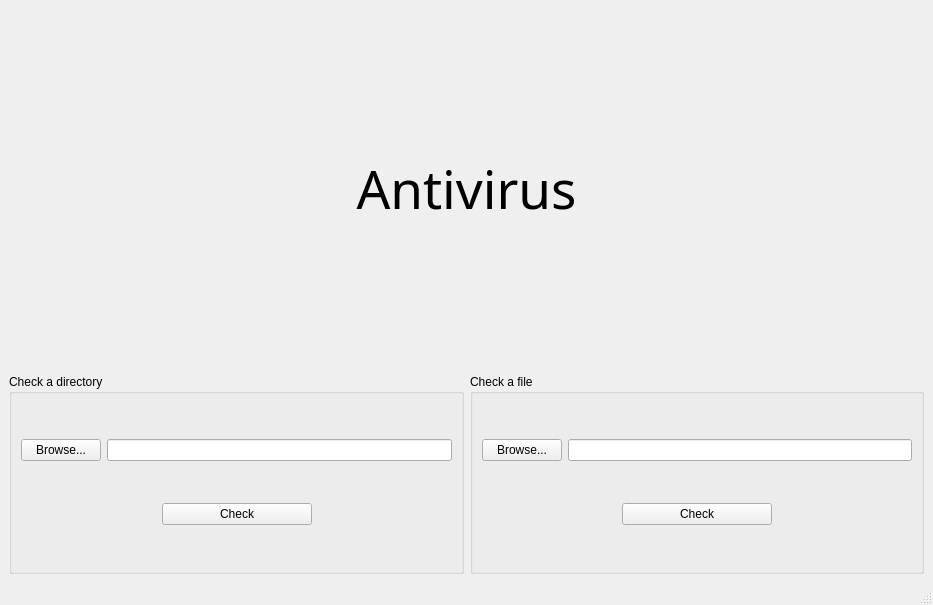
The window that antiviruswindow.ui (MURAD-CBRG/3V1L_4NT1V1RUS) describes before a commit, drawn with Qt 5.
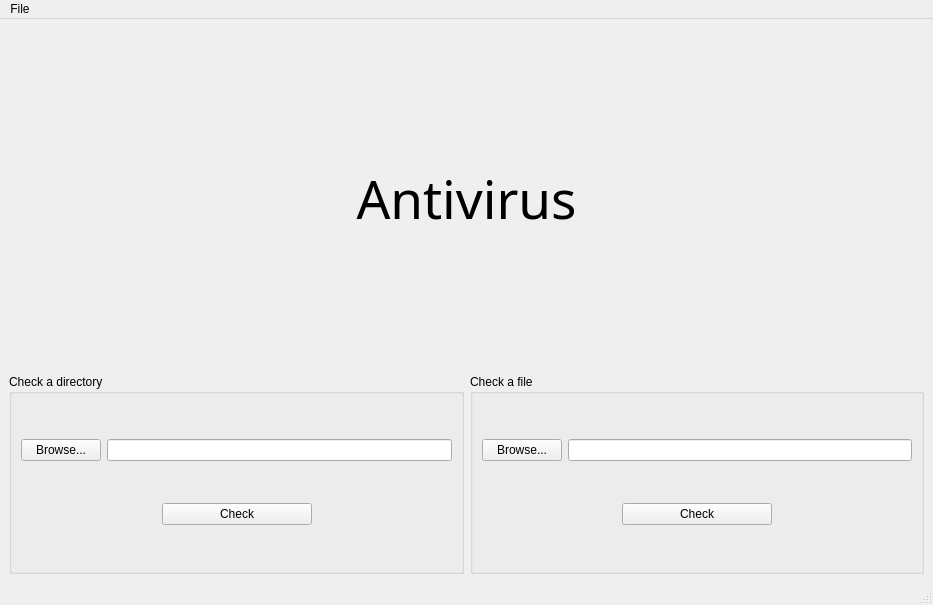
The same window after the commit. Icons and pictures are not drawn.

```diff
--- a/antiviruswindow.ui
+++ b/antiviruswindow.ui
@@ -231,6 +231,13 @@
      <height>25</height>
     </rect>
    </property>
+   <widget class="QMenu" name="menuFile">
+    <property name="title">
+     <string>File</string>
+    </property>
+    <addaction name="actionExit"/>
+   </widget>
+   <addaction name="menuFile"/>
   </widget>
   <widget class="QStatusBar" name="statusbar"/>
  </widget>
```
Left out of the diff: 9 changed lines with no effect on the pictures.
